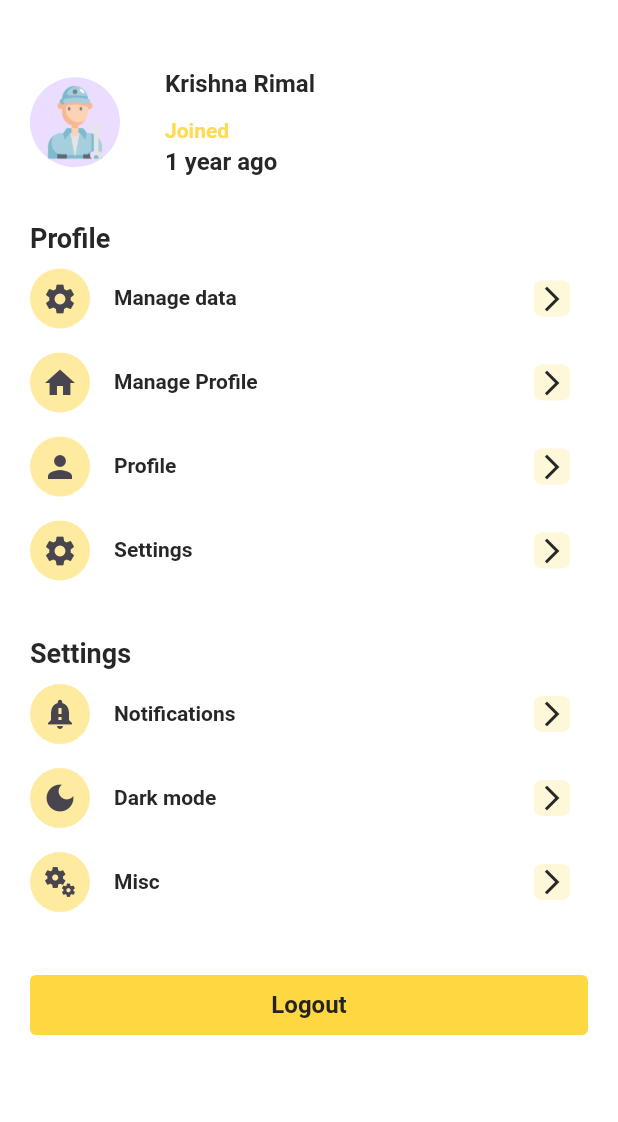
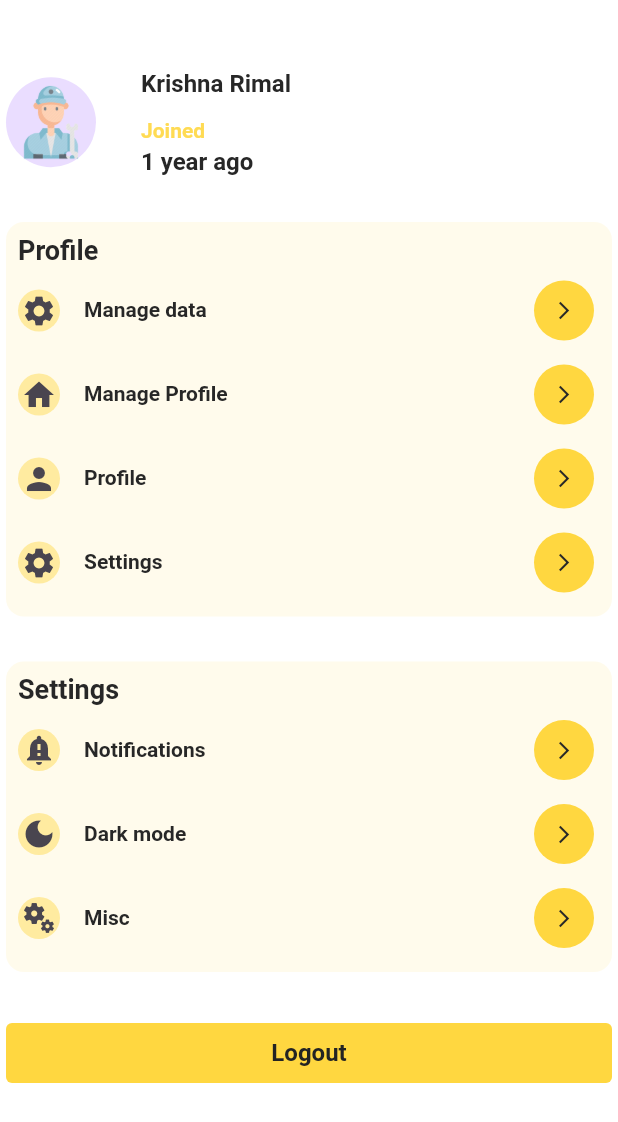
Before and after one commit to BaatoMechanic/bazra_flutter, a Flutter app: the UserProfileMenu screen opened directly, on a phone screen of 412 x 824 dp. Shown: the top 1122 px of the screen. Run offline on Flutter 3.47's test engine with Material 2 defaults, Android fonts, the phone set to English and light mode, and no system bars; our stand-ins replace audioplayers, carousel_slider, flutter_map, flutter_riverpod, flutter_svg, geolocator and 7 more; missing offline and left inert: dart:ffi, flutter_flip_card, flutter_map_location_marker, location_picker_flutter_map; accounts and stored records are empty; Roboto replaces fonts that are missing (Montserrat).

Commit message:
Added theme to drawer menu

```diff
--- a/lib/src/common/widgets/butons/submit_button.dart
+++ b/lib/src/common/widgets/butons/submit_button.dart
@@ -78,7 +78,7 @@ class _SubmitButtonState extends State<SubmitButton> {
               widget.label,
               style: getBoldStyle().copyWith(
                 fontSize: FontSize.s16,
-                color: isDarkTheme ? ThemeColor.white : ThemeColor.black,
+                color: ThemeColor.black,
               ),
             ),
         ],
--- a/lib/src/features/menu/user_profile_menu.dart
+++ b/lib/src/features/menu/user_profile_menu.dart
@@ -5,6 +5,7 @@ import 'package:flutter/material.dart';
 import '../../common/widgets/butons/submit_button.dart';
 import '../../utils/constants/managers/color_manager.dart';
 import '../../utils/constants/managers/values_manager.dart';
+import '../../utils/helpers/helper_functions.dart';
 
 class UserProfileMenu extends StatelessWidget {
   UserProfileMenu({super.key});
@@ -56,7 +57,7 @@ class UserProfileMenu extends StatelessWidget {
         body: SingleChildScrollView(
           child: Padding(
             padding: const EdgeInsets.symmetric(
-                horizontal: AppPadding.p20, vertical: AppPadding.p45),
+                horizontal: AppPadding.p4, vertical: AppPadding.p45),
             child: Column(
               crossAxisAlignment: CrossAxisAlignment.start,
               mainAxisSize: MainAxisSize.min,
@@ -134,7 +135,15 @@ class ProfileTilesSection extends StatelessWidget {
   List<ProfileTile> tiles;
   @override
   Widget build(BuildContext context) {
-    return Column(
+    final bool isDarkTheme = HelperFunctions.isDarkMode(context);
+    return Container(
+      padding: EdgeInsets.all(AppPadding.p8),
+      decoration: BoxDecoration().copyWith(
+        color:
+            isDarkTheme ? ThemeColor.darkContainer : ColorManager.primaryTint90,
+        borderRadius: BorderRadius.circular(AppRadius.r12),
+      ),
+      child: Column(
         crossAxisAlignment: CrossAxisAlignment.start,
         children: [
           Text(
@@ -143,6 +152,7 @@ class ProfileTilesSection extends StatelessWidget {
           ),
           ...tiles
         ],
+      ),
     );
   }
 }
@@ -163,10 +173,11 @@ class ProfileTile extends StatelessWidget {
 
   @override
   Widget build(BuildContext context) {
+    final bool isDarkTheme = HelperFunctions.isDarkMode(context);
     return ListTile(
       contentPadding: EdgeInsets.zero,
       leading: Container(
-        padding: const EdgeInsets.all(AppPadding.p8),
+        padding: const EdgeInsets.all(AppPadding.p2),
         decoration: BoxDecoration(
           shape: BoxShape.circle,
           color: ColorManager.primaryTint50,
@@ -180,15 +191,10 @@ class ProfileTile extends StatelessWidget {
       trailing: IconButton(
         iconSize: AppSize.s20,
         onPressed: () {},
-        icon: Container(
-          padding: EdgeInsets.all(AppPadding.p2),
-          decoration: BoxDecoration(
-            color: ColorManager.primaryTint80,
-            borderRadius: BorderRadius.circular(5.0.doubleHardcoded()),
-          ),
-          child: const Icon(
+        icon: Icon(
           Icons.arrow_forward_ios,
-          ),
+          size: AppSize.s14,
+          color: isDarkTheme ? ThemeColor.light : ThemeColor.dark,
         ),
       ),
     );
--- a/lib/src/utils/theme/widget_themes/elevated_button_theme.dart
+++ b/lib/src/utils/theme/widget_themes/elevated_button_theme.dart
@@ -12,7 +12,8 @@ class BaatoElevatedButtonTheme {
   static final lightElevatedButtonTheme = ElevatedButtonThemeData(
     style: ElevatedButton.styleFrom(
       elevation: 0,
-      foregroundColor: ThemeColor.light,
+      // foregroundColor: ThemeColor.light,
+      foregroundColor: ThemeColor.dark,
       backgroundColor: ThemeColor.primary,
       disabledForegroundColor: ThemeColor.darkGrey,
       disabledBackgroundColor: ThemeColor.buttonDisabled,
@@ -34,7 +35,8 @@ class BaatoElevatedButtonTheme {
   static final darkElevatedButtonTheme = ElevatedButtonThemeData(
     style: ElevatedButton.styleFrom(
       elevation: 0,
-      foregroundColor: ThemeColor.light,
+      // foregroundColor: ThemeColor.light,
+      foregroundColor: ThemeColor.dark,
       backgroundColor: ThemeColor.primary,
       disabledForegroundColor: ThemeColor.darkGrey,
       disabledBackgroundColor: ThemeColor.darkerGrey,
--- a/lib/src/utils/theme/widget_themes/icon_button_theme.dart
+++ b/lib/src/utils/theme/widget_themes/icon_button_theme.dart
@@ -4,16 +4,18 @@ import 'package:flutter/material.dart';
 class BaatoIconButtonTheme {
   BaatoIconButtonTheme._();
   static final IconButtonThemeData lightIconButtonTheme = IconButtonThemeData(
-    style: ButtonStyle().copyWith(
-      // backgroundColor: MaterialStatePropertyAll<Color>(ThemeColor.),
-      iconColor: MaterialStatePropertyAll<Color>(ThemeColor.dark),
+    style: const ButtonStyle().copyWith(
+      backgroundColor:
+          const MaterialStatePropertyAll<Color>(ThemeColor.primary),
+      iconColor: const MaterialStatePropertyAll<Color>(ThemeColor.dark),
     ),
   );
 
   static final IconButtonThemeData darkIconButtonTheme = IconButtonThemeData(
-    style: ButtonStyle().copyWith(
-      // backgroundColor: MaterialStatePropertyAll<Color>(ThemeColor.),
-      iconColor: MaterialStatePropertyAll<Color>(ThemeColor.dark),
+    style: const ButtonStyle().copyWith(
+      backgroundColor:
+          const MaterialStatePropertyAll<Color>(ThemeColor.primary),
+      iconColor: const MaterialStatePropertyAll<Color>(ThemeColor.dark),
     ),
   );
 }
```
Lines whose indentation alone changed are shown as unchanged.
